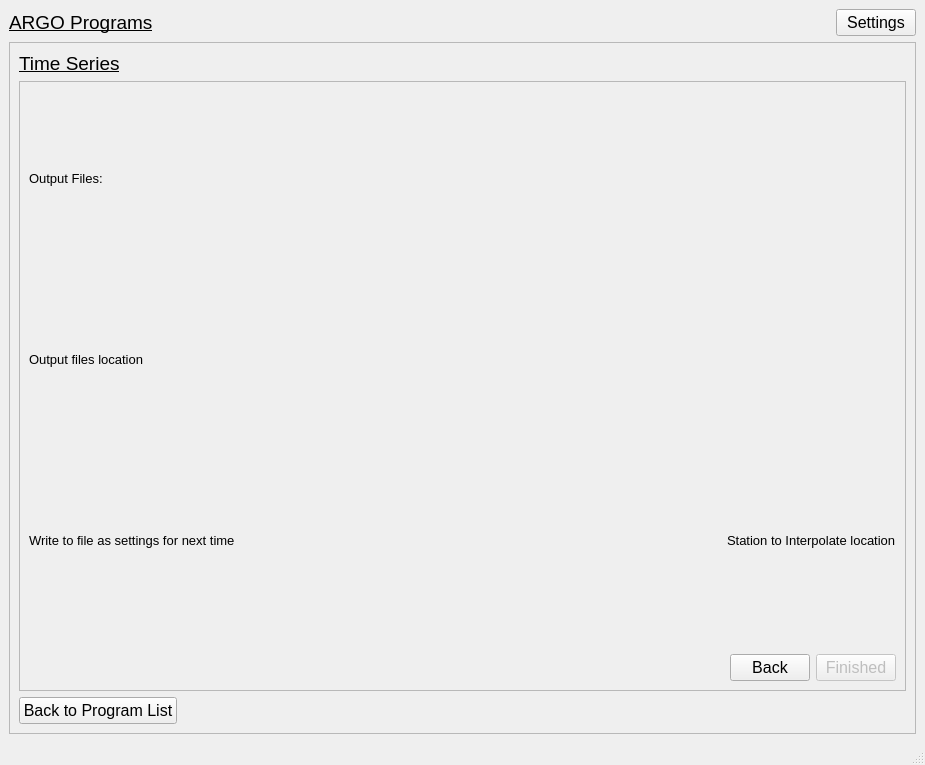
First picture: the form in ui_Files/MainApp.ui, repository CallumColvine/ARGO-Float-Software, before the edit.
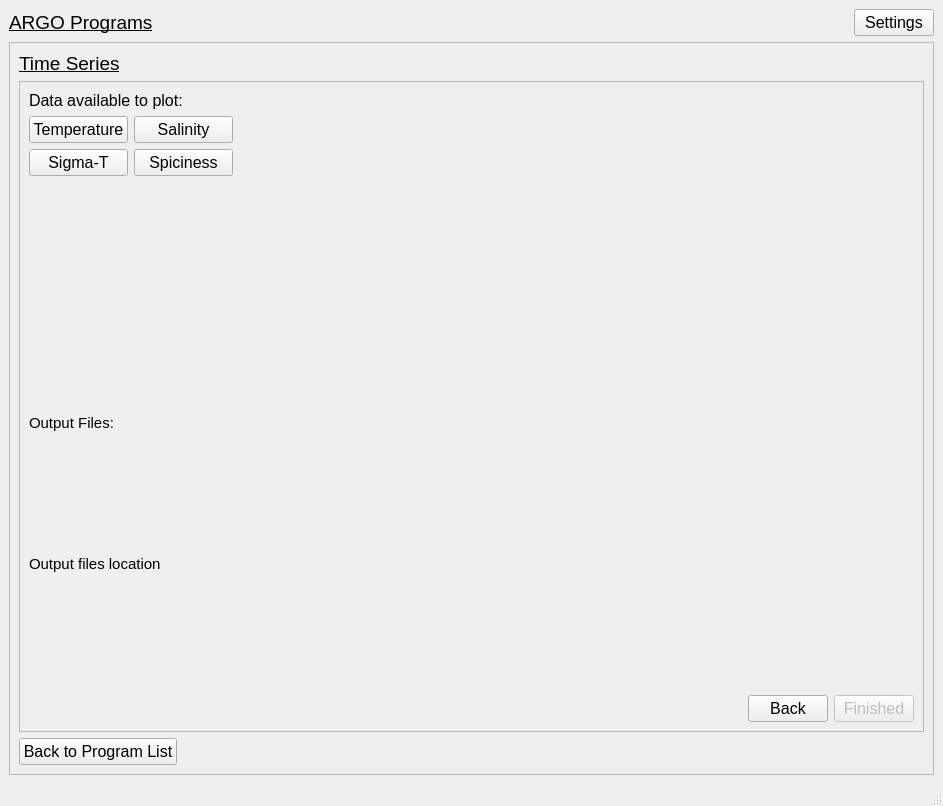
Second picture: the form after the edit. The open tabs and pages were chosen to show the change.

Commit message: Tweaks format of output files. Added UI options for plot buttons

Patch:
```diff
--- a/ui_Files/MainApp.ui
+++ b/ui_Files/MainApp.ui
@@ -9,8 +9,8 @@
    <rect>
     <x>0</x>
     <y>0</y>
-    <width>925</width>
-    <height>765</height>
+    <width>943</width>
+    <height>806</height>
    </rect>
   </property>
   <property name="sizePolicy">
@@ -1302,13 +1302,157 @@
           </widget>
           <widget class="QWidget" name="calculationsPage">
            <layout class="QVBoxLayout" name="verticalLayout_7">
+            <item>
+             <widget class="QLabel" name="outputFilesLabel_2">
+              <property name="font">
+               <font>
+                <pointsize>12</pointsize>
+               </font>
+              </property>
+              <property name="text">
+               <string>Data available to plot:</string>
+              </property>
+             </widget>
+            </item>
+            <item>
+             <layout class="QHBoxLayout" name="horizontalLayout_20">
+              <item>
+               <widget class="QPushButton" name="plotTemperatureButton">
+                <property name="minimumSize">
+                 <size>
+                  <width>99</width>
+                  <height>0</height>
+                 </size>
+                </property>
+                <property name="font">
+                 <font>
+                  <pointsize>12</pointsize>
+                 </font>
+                </property>
+                <property name="text">
+                 <string>Temperature</string>
+                </property>
+               </widget>
+              </item>
+              <item>
+               <widget class="QPushButton" name="plotSalinityButton">
+                <property name="minimumSize">
+                 <size>
+                  <width>99</width>
+                  <height>0</height>
+                 </size>
+                </property>
+                <property name="font">
+                 <font>
+                  <pointsize>12</pointsize>
+                 </font>
+                </property>
+                <property name="text">
+                 <string>Salinity</string>
+                </property>
+               </widget>
+              </item>
+              <item>
+               <spacer name="horizontalSpacer_27">
+                <property name="orientation">
+                 <enum>Qt::Horizontal</enum>
+                </property>
+                <property name="sizeHint" stdset="0">
+                 <size>
+                  <width>40</width>
+                  <height>20</height>
+                 </size>
+                </property>
+               </spacer>
+              </item>
+             </layout>
+            </item>
+            <item>
+             <layout class="QHBoxLayout" name="horizontalLayout_23">
+              <item>
+               <widget class="QPushButton" name="plotSigmaTButton">
+                <property name="minimumSize">
+                 <size>
+                  <width>99</width>
+                  <height>0</height>
+                 </size>
+                </property>
+                <property name="font">
+                 <font>
+                  <pointsize>12</pointsize>
+                 </font>
+                </property>
+                <property name="text">
+                 <string>Sigma-T</string>
+                </property>
+               </widget>
+              </item>
+              <item>
+               <widget class="QPushButton" name="plotSpicinessButton">
+                <property name="minimumSize">
+                 <size>
+                  <width>99</width>
+                  <height>0</height>
+                 </size>
+                </property>
+                <property name="font">
+                 <font>
+                  <pointsize>12</pointsize>
+                 </font>
+                </property>
+                <property name="text">
+                 <string>Spiciness</string>
+                </property>
+               </widget>
+              </item>
+              <item>
+               <spacer name="horizontalSpacer_30">
+                <property name="orientation">
+                 <enum>Qt::Horizontal</enum>
+                </property>
+                <property name="sizeHint" stdset="0">
+                 <size>
+                  <width>40</width>
+                  <height>20</height>
+                 </size>
+                </property>
+               </spacer>
+              </item>
+             </layout>
+            </item>
+            <item>
+             <spacer name="verticalSpacer_9">
+              <property name="orientation">
+               <enum>Qt::Vertical</enum>
+              </property>
+              <property name="sizeHint" stdset="0">
+               <size>
+                <width>20</width>
+                <height>40</height>
+               </size>
+              </property>
+             </spacer>
+            </item>
+            <item>
+             <spacer name="verticalSpacer_4">
+              <property name="orientation">
+               <enum>Qt::Vertical</enum>
+              </property>
+              <property name="sizeHint" stdset="0">
+               <size>
+                <width>20</width>
+                <height>103</height>
+               </size>
+              </property>
+             </spacer>
+            </item>
             <item>
              <layout class="QHBoxLayout" name="horizontalLayout_24">
               <item>
                <widget class="QLabel" name="outputFilesLabel">
                 <property name="font">
                  <font>
-                  <pointsize>10</pointsize>
+                  <pointsize>11</pointsize>
                  </font>
                 </property>
                 <property name="text">
@@ -1331,13 +1475,26 @@
               </item>
              </layout>
             </item>
+            <item>
+             <spacer name="verticalSpacer_8">
+              <property name="orientation">
+               <enum>Qt::Vertical</enum>
+              </property>
+              <property name="sizeHint" stdset="0">
+               <size>
+                <width>20</width>
+                <height>40</height>
+               </size>
+              </property>
+             </spacer>
+            </item>
             <item>
              <layout class="QHBoxLayout" name="horizontalLayout_21">
               <item>
                <widget class="QLabel" name="outputLocationLabel">
                 <property name="font">
                  <font>
-                  <pointsize>10</pointsize>
+                  <pointsize>11</pointsize>
                  </font>
                 </property>
                 <property name="text">
@@ -1361,65 +1518,17 @@
              </layout>
             </item>
             <item>
-             <layout class="QHBoxLayout" name="horizontalLayout_20">
-              <item>
-               <widget class="QLabel" name="label_21">
-                <property name="font">
-                 <font>
-                  <pointsize>10</pointsize>
-                 </font>
-                </property>
-                <property name="text">
-                 <string>Write to file as settings for next time</string>
-                </property>
-               </widget>
-              </item>
-              <item>
-               <spacer name="horizontalSpacer_27">
-                <property name="orientation">
-                 <enum>Qt::Horizontal</enum>
-                </property>
-                <property name="sizeHint" stdset="0">
-                 <size>
-                  <width>40</width>
-                  <height>20</height>
-                 </size>
-                </property>
-               </spacer>
-              </item>
-              <item>
-               <widget class="QLabel" name="label_20">
-                <property name="font">
-                 <font>
-                  <pointsize>10</pointsize>
-                 </font>
-                </property>
-                <property name="text">
-                 <string>Station to Interpolate location</string>
-                </property>
-               </widget>
-              </item>
-             </layout>
-            </item>
-            <item>
-             <layout class="QHBoxLayout" name="horizontalLayout_23">
-              <item>
-               <spacer name="horizontalSpacer_30">
-                <property name="orientation">
-                 <enum>Qt::Horizontal</enum>
-                </property>
-                <property name="sizeType">
-                 <enum>QSizePolicy::Preferred</enum>
-                </property>
-                <property name="sizeHint" stdset="0">
-                 <size>
-                  <width>200</width>
-                  <height>20</height>
-                 </size>
-                </property>
-               </spacer>
-              </item>
-             </layout>
+             <spacer name="verticalSpacer_7">
+              <property name="orientation">
+               <enum>Qt::Vertical</enum>
+              </property>
+              <property name="sizeHint" stdset="0">
+               <size>
+                <width>20</width>
+                <height>102</height>
+               </size>
+              </property>
+             </spacer>
             </item>
             <item>
              <layout class="QHBoxLayout" name="horizontalLayout_22">
```
Left out of the diff: 36 changed lines with no effect on the pictures. The commit also changes 3 other files.
